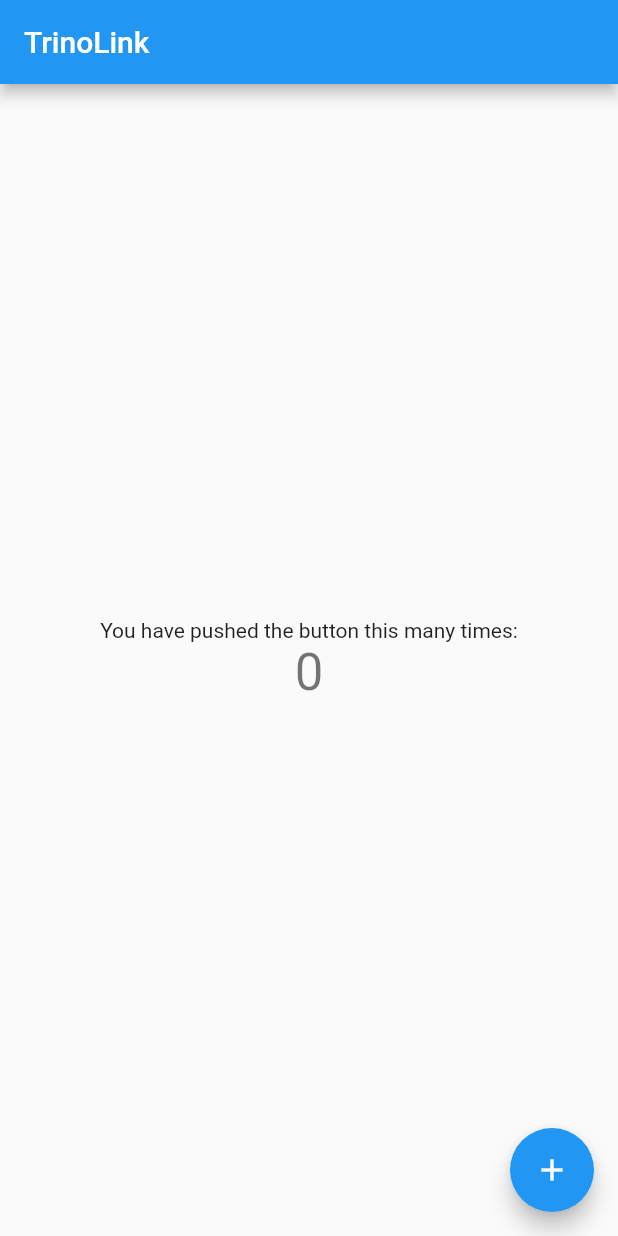
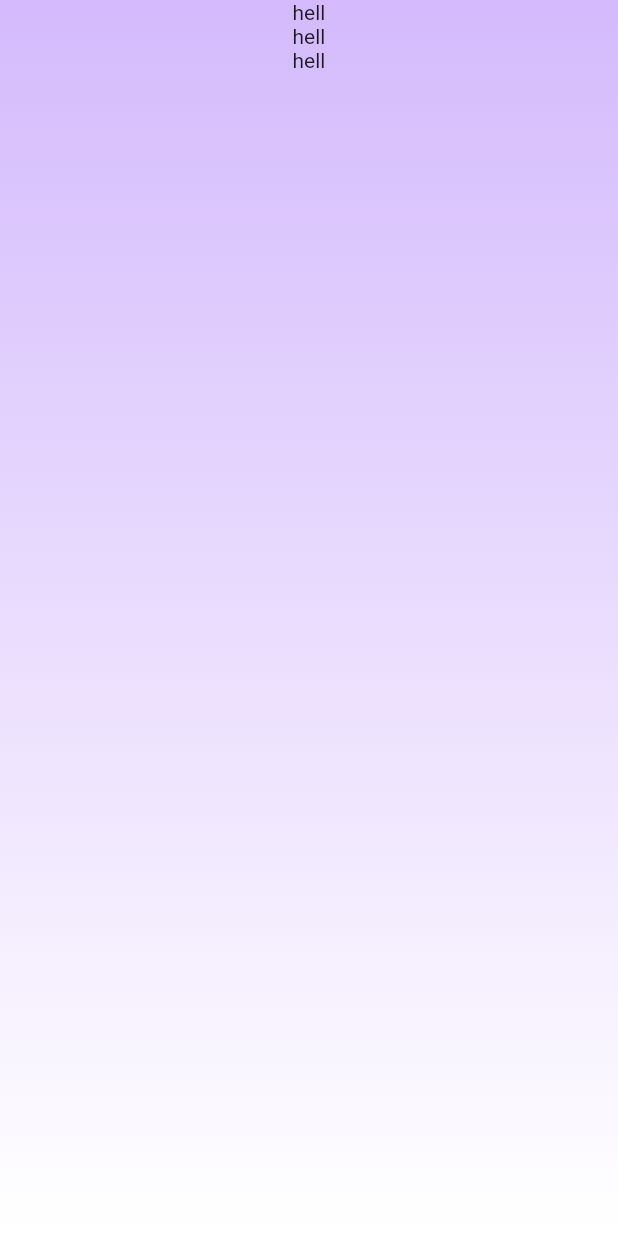
Before and after one commit to stevedmartis/flutter-app-automotriz, a Flutter app: the screen it shows after launch, on a phone screen of 412 x 824 dp. Run offline on Flutter 3.47's test engine with Material 2 defaults, Android fonts, the phone set to English and light mode, and no system bars.

Commit message:
add styled_appbar and prepare for personalize apps

```diff
--- /dev/null
+++ b/lib/_internal/component/common/styled_appbar.dart
@@ -0,0 +1,27 @@
+import 'package:flutter/material.dart';
+
+class StyledAppBar extends StatelessWidget {
+  final Widget child;
+
+  const StyledAppBar({Key key, this.child}) : super(key: key);
+
+  @override
+  Widget build(BuildContext context) {
+    Size _size = MediaQuery.of(context).size;
+    return Container(
+      width: _size.width,
+      height: _size.height,
+      decoration: new BoxDecoration(
+        gradient: LinearGradient(
+          colors: [Color(0xffd4bafc), Color(0xffffffff)],
+          stops: [0, 1],
+          begin: Alignment(-0.00, -1.00),
+          end: Alignment(0.00, 1.00),
+          // angle: 180,
+          // scale: undefined,
+        ),
+      ),
+      child: child,
+    );
+  }
+}
--- a/lib/_internal/component/component.dart
+++ b/lib/_internal/component/component.dart
@@ -1,4 +1,5 @@
 library component;
 
-import 'common/styled_textbox.dart';
-import 'common/styled_button.dart';
+export 'common/styled_textbox.dart';
+export 'common/styled_button.dart';
+export 'common/styled_appbar.dart';
--- a/lib/main.dart
+++ b/lib/main.dart
@@ -1,4 +1,5 @@
 import 'package:flutter/material.dart';
+import 'package:trinoapp/screen/home_screen.dart';
 
 void main() {
   runApp(TrinoApp());
@@ -12,56 +13,9 @@ class TrinoApp extends StatelessWidget {
       title: 'TrinoLink',
       debugShowCheckedModeBanner: false,
       theme: ThemeData(
-        primarySwatch: Colors.blue,
         visualDensity: VisualDensity.adaptivePlatformDensity,
       ),
       home: HomeScreen(title: 'TrinoLink'),
     );
   }
 }
-
-class HomeScreen extends StatefulWidget {
-  HomeScreen({Key key, this.title}) : super(key: key);
-  final String title;
-
-  @override
-  _HomeScreenState createState() => _HomeScreenState();
-}
-
-class _HomeScreenState extends State<HomeScreen> {
-  int _counter = 0;
-
-  void _incrementCounter() {
-    setState(() {
-      _counter++;
-    });
-  }
-
-  @override
-  Widget build(BuildContext context) {
-    return Scaffold(
-      appBar: AppBar(
-        title: Text(widget.title),
-      ),
-      body: Center(
-        child: Column(
-          mainAxisAlignment: MainAxisAlignment.center,
-          children: <Widget>[
-            Text(
-              'You have pushed the button this many times:',
-            ),
-            Text(
-              '$_counter',
-              style: Theme.of(context).textTheme.headline4,
-            ),
-          ],
-        ),
-      ),
-      floatingActionButton: FloatingActionButton(
-        onPressed: _incrementCounter,
-        tooltip: 'Increment',
-        child: Icon(Icons.add),
-      ), // This trailing comma makes auto-formatting nicer for build methods.
-    );
-  }
-}
--- /dev/null
+++ b/lib/screen/home_screen.dart
@@ -0,0 +1,31 @@
+import 'package:flutter/material.dart';
+import 'package:trinoapp/_internal/component/component.dart';
+
+import '../_internal/component/common/styled_appbar.dart';
+
+class HomeScreen extends StatefulWidget {
+  HomeScreen({Key key, this.title}) : super(key: key);
+  final String title;
+
+  @override
+  _HomeScreenState createState() => _HomeScreenState();
+}
+
+class _HomeScreenState extends State<HomeScreen> {
+  @override
+  Widget build(BuildContext context) {
+    return Scaffold(
+      body: SafeArea(
+        child: StyledAppBar(
+          child: Column(
+            children: [
+              Text('hell'),
+              Text('hell'),
+              Text('hell'),
+            ],
+          ),
+        ),
+      ),
+    );
+  }
+}
```
Also changed, not shown: lib/_internal/component/common/styled_button.dart (+31 -2 lines), lib/_internal/font/trino_font.dart (added, +20 -0 lines), lib/constants.dart (added, +10 -0 lines), pubspec.lock, 1 other file.
